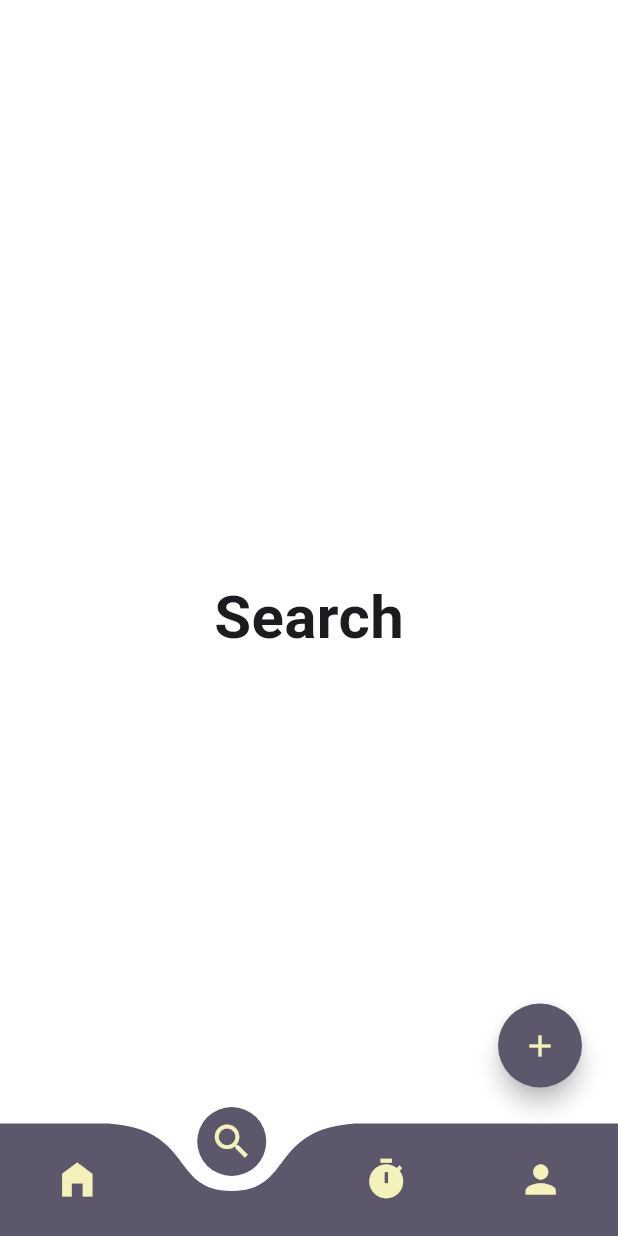
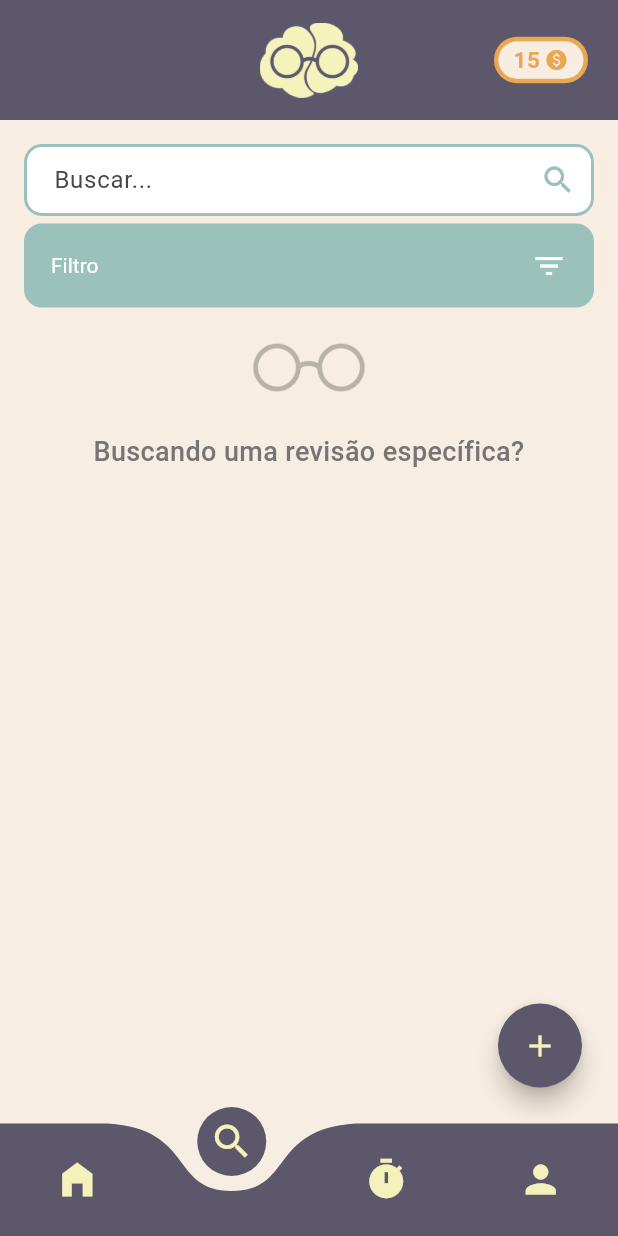
Before and after one commit to BexTheFrog/Ebbie, a Flutter app: the BottomNav screen opened directly, item 2 of the bottom bar chosen, on a phone screen of 412 x 824 dp. Run offline on Flutter 3.47's test engine with Material 3 defaults, Android fonts, the light colour scheme and no system bars; drawn by our look-alikes of curved_navigation_bar, flutter_speed_dial.

Commit message:
feat: adiciona widgets customizados e remove ícone de lápis da página de perfil - Adicionado widget AppBar, empty_search, filtro; removido ícone lápis da página de perfil.

```diff
--- a/lib/app.dart
+++ b/lib/app.dart
@@ -1,5 +1,6 @@
 import 'package:ebbie/pages/intro_page.dart';
 import 'package:ebbie/pages/revision_page.dart';
+import 'package:ebbie/pages/search_page.dart';
 import 'package:ebbie/pages/signin_page.dart';
 import 'package:flutter/material.dart';
 import 'package:ebbie/pages/homepage.dart';
@@ -15,7 +16,7 @@ class Ebbie extends StatelessWidget {
     return MaterialApp(
       debugShowCheckedModeBanner: false,
       title: 'Ebbie',
-      home: IntroPage(),
+      home: BottomNav(),
     );
   }
 }
--- a/lib/pages/profile_page.dart
+++ b/lib/pages/profile_page.dart
@@ -1,4 +1,5 @@
 import 'package:flutter/material.dart';
+import '../widgets/custom_appbar.dart';
 import '../widgets/module_intropage/module_profile.dart';
 
 void main() {
@@ -19,60 +20,7 @@ class ProfilePage extends StatelessWidget {
       backgroundColor: Color(0xFFFFF9E9),
 
       // APP BAR
-      appBar: PreferredSize(
-        preferredSize: const Size.fromHeight(80),
-        child: AppBar(
-          automaticallyImplyLeading: false,
-          backgroundColor: const Color(0xFF5D576B),
-          flexibleSpace: SafeArea(
-            child: Stack(
-              alignment: Alignment.center,
-              children: [
-                // Logo no centro
-                Image.asset('assets/images/logo.png', height: 50),
-
-                // Pontuação no canto superior direito
-                Align(
-  alignment: Alignment.centerRight,
-  child: Container(
-    margin: const EdgeInsets.only(right: 20),
-    padding: const EdgeInsets.symmetric(horizontal: 10),
-    height: 25,
-    decoration: BoxDecoration(
-      color: const Color.fromRGBO(247, 237, 226, 1),
-      borderRadius: BorderRadius.circular(15),
-      border: Border.all(
-        color: const Color(0xFFE9A751), // 👈 cor da borda
-        width: 2, // 👈 espessura da borda
-      ),
-    ),
-    child: Row(
-      mainAxisSize: MainAxisSize.min,
-      children: const [
-        Text(
-          '15',
-          style: TextStyle(
-            color: Color.fromRGBO(233, 167, 81, 1),
-            fontWeight: FontWeight.bold,
-            fontSize: 15,
-          ),
-        ),
-        SizedBox(width: 3),
-        Icon(
-          Icons.paid,
-          color: Color.fromRGBO(233, 167, 81, 1),
-          size: 16,
-        ),
-      ],
-    ),
-  ),
-),
-
-              ],
-            ),
-          ),
-        ),
-      ),
+      appBar: const CustomAppBar(coinCount: 15),
 
       // BODY PRINCIPAL COM SCROLL
       body: SingleChildScrollView(
@@ -191,11 +139,6 @@ class ProfilePage extends StatelessWidget {
                       ),
                     );
                   },
-                  child: Icon(
-                    Icons.drive_file_rename_outline,
-                    color: Colors.white,
-                    size: 26,
-                  ),
                 ),
               ),
             ],
--- /dev/null
+++ b/lib/pages/search_page.dart
@@ -0,0 +1,50 @@
+import 'package:flutter/material.dart';
+import '../widgets/custom_appbar.dart';
+import '../widgets/custom_dropdown_menu.dart';
+import '../widgets/empty_search_state.dart';
+
+class SearchPage extends StatelessWidget {
+  const SearchPage({super.key});
+
+  @override
+  Widget build(BuildContext context) {
+    return Scaffold(
+      appBar: const CustomAppBar(coinCount: 15),
+      backgroundColor: const Color(0xFFF7EDE2),
+      body: Padding(
+        padding: const EdgeInsets.all(16.0),
+        child: Column(
+          children: const [
+            //==== BARRA DE PESQUISA
+            TextField(
+              decoration: InputDecoration(
+                hintText: 'Buscar...',
+                filled: true,
+                fillColor: Colors.white,
+                contentPadding: EdgeInsets.symmetric(horizontal: 16.0),
+                suffixIcon: Icon(Icons.search, color: Color(0xFF9BC1BC)),
+                border: OutlineInputBorder(
+                  borderRadius: BorderRadius.all(Radius.circular(12)),
+                  borderSide: BorderSide(color: Color(0xFF9BC1BC), width: 2),
+                ),
+                enabledBorder: OutlineInputBorder(
+                  borderRadius: BorderRadius.all(Radius.circular(12)),
+                  borderSide: BorderSide(color: Color(0xFF9BC1BC), width: 2),
+                ),
+                focusedBorder: OutlineInputBorder(
+                  borderRadius: BorderRadius.all(Radius.circular(12)),
+                  borderSide: BorderSide(color: Color(0xFF9BC1BC), width: 2),
+                ),
+              ),
+            ),
+             SizedBox(height: 5),
+
+             CustomDropdownMenu(),
+
+             EmptySearchState(),
+          ],
+        ),
+      ),
+    );
+  }
+}
--- a/lib/widgets/bottom_nav.dart
+++ b/lib/widgets/bottom_nav.dart
@@ -4,6 +4,7 @@ import 'package:flutter_speed_dial/flutter_speed_dial.dart';
 
 // Importando suas páginas
 import 'package:ebbie/pages/homepage.dart';
+import 'package:ebbie/pages/search_page.dart';
 import 'package:ebbie/pages/pomodoro_page.dart';
 import 'package:ebbie/pages/profile_page.dart';
 
@@ -47,12 +48,7 @@ class _BottomNavState extends State<BottomNav> {
 
   late final screens = [
     Placeholder(),
-    const Center(
-      child: Text(
-        "Search",
-        style: TextStyle(fontSize: 40, fontWeight: FontWeight.bold),
-      ),
-    ),
+    SearchPage(),
     PomodoroPage(),
     ProfilePage(),
   ];
--- /dev/null
+++ b/lib/widgets/custom_appbar.dart
@@ -0,0 +1,66 @@
+import 'package:flutter/material.dart';
+
+class CustomAppBar extends StatelessWidget implements PreferredSizeWidget {
+  final int coinCount;
+
+  const CustomAppBar({Key? key, this.coinCount = 0}) : super(key: key);
+
+  @override
+  Widget build(BuildContext context) {
+    return PreferredSize(
+      preferredSize: const Size.fromHeight(80),
+      child: AppBar(
+        automaticallyImplyLeading: false,
+        backgroundColor: const Color.fromRGBO(93, 87, 108, 1),
+        flexibleSpace: SafeArea(
+          child: Stack(
+            alignment: Alignment.center,
+            children: [
+              Image.asset('assets/images/logo.png', height: 50),
+              Align(
+                alignment: Alignment.centerRight,
+                child: Container(
+                  margin: const EdgeInsets.only(right: 20),
+                  padding: const EdgeInsets.all(3),
+                  decoration: BoxDecoration(
+                    color: const Color.fromRGBO(233, 167, 81, 1),
+                    borderRadius: BorderRadius.circular(20),
+                  ),
+                  child: Container(
+                    padding: const EdgeInsets.symmetric(horizontal: 10),
+                    decoration: BoxDecoration(
+                      color: const Color.fromRGBO(247, 237, 226, 1),
+                      borderRadius: BorderRadius.circular(15),
+                    ),
+                    height: 25,
+                    child: Row(
+                      mainAxisSize: MainAxisSize.min,
+                      children: [
+                        Text(
+                          '$coinCount',
+                          style: const TextStyle(
+                            color: Color.fromRGBO(233, 167, 81, 1),
+                            fontWeight: FontWeight.bold,
+                            fontSize: 15,
+                          ),
+                        ),
+                        const SizedBox(width: 3),
+                        const Icon(
+                          Icons.paid,
+                          color: Color.fromRGBO(233, 167, 81, 1),
+                          size: 16,
+                        ),
+                      ],
+                    ),
+                  ),
+                ),
+              ),
+            ],
+          ),
+        ),
+      ),
+    );
+  }
+  @override
+  Size get preferredSize => const Size.fromHeight(80);
+}
--- /dev/null
+++ b/lib/widgets/custom_dropdown_menu.dart
@@ -0,0 +1,79 @@
+import 'package:flutter/material.dart';
+
+class CustomDropdownMenu extends StatefulWidget {
+  const CustomDropdownMenu({super.key});
+
+  @override
+  State<CustomDropdownMenu> createState() => _CustomDropdownMenuState();
+}
+
+class _CustomDropdownMenuState extends State<CustomDropdownMenu> {
+  String? selectedValue;
+
+  final List<String> items = [
+    'Opção 1',
+    'Opção 2',
+    'Opção 3',
+  ];
+
+  @override
+  Widget build(BuildContext context) {
+    return Container(
+      width: double.infinity,
+      height: 56,
+      padding: const EdgeInsets.symmetric(horizontal: 16),
+      decoration: BoxDecoration(
+        color: const Color(0xFF9BC1BB),
+        borderRadius: BorderRadius.circular(12),
+        border: Border.all(
+          color: const Color(0xFF9BC1BC),
+          width: 2,
+        ),
+      ),
+      child: Row(
+        children: [
+          //=== DROPDOW MENU
+          Expanded(
+            child: DropdownButtonHideUnderline(
+              child: DropdownButton<String>(
+                value: selectedValue,
+                hint: const Text(
+                  'Filtro',
+                  style: TextStyle(color: Colors.white),
+                ),
+                icon: const Icon(Icons.filter_list, color: Colors.white),
+                dropdownColor: const Color(0xFF9BC1BB),
+                style: const TextStyle(color: Colors.white),
+                isExpanded: true,
+                onChanged: (value) {
+                  setState(() {
+                    selectedValue = value;
+                  });
+                },
+                items: items.map((String value) {
+                  return DropdownMenuItem<String>(
+                    value: value,
+                    child: Text(value),
+                  );
+                }).toList(),
+              ),
+            ),
+          ),
+
+          //== BOTAO X
+          if (selectedValue != null) ...[
+            const SizedBox(width: 8),
+            GestureDetector(
+              onTap: () {
+                setState(() {
+                  selectedValue = null;
+                });
+              },
+              child: const Icon(Icons.clear, color: Colors.white),
+            ),
+          ],
+        ],
+      ),
+    );
+  }
+}
--- /dev/null
+++ b/lib/widgets/empty_search_state.dart
@@ -0,0 +1,32 @@
+import 'package:flutter/material.dart';
+
+class EmptySearchState extends StatelessWidget {
+  const EmptySearchState({super.key});
+
+  @override
+  Widget build(BuildContext context) {
+    return Center(
+      child: Column(
+        mainAxisSize: MainAxisSize.min,
+        children: [
+
+          Image.asset(
+            'assets/images/oculos.png',
+            width: 80,
+            height: 80,
+          ),
+          const SizedBox(height: 3),
+          Text(
+            'Buscando uma revisão específica?',
+            style: TextStyle(
+              fontSize: 18,
+              color: Colors.grey[600],
+              fontWeight: FontWeight.w500,
+            ),
+            textAlign: TextAlign.center,
+          ),
+        ],
+      ),
+    );
+  }
+}
```
Also changed, not shown: assets/images/oculos.png (added).
